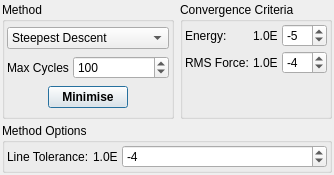
The window that src/gui/minimiser.ui (trisyoungs/aten) describes before a commit, drawn with Qt 5.
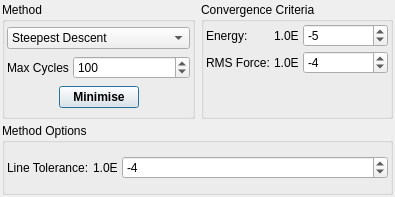
The same window after the commit. Icons and pictures are not drawn.

What changed in the file:
```diff
--- a/src/gui/minimiser.ui
+++ b/src/gui/minimiser.ui
@@ -5,8 +5,8 @@
    <rect>
     <x>0</x>
     <y>0</y>
-    <width>305</width>
-    <height>164</height>
+    <width>395</width>
+    <height>197</height>
    </rect>
   </property>
   <property name="windowTitle" >
```
